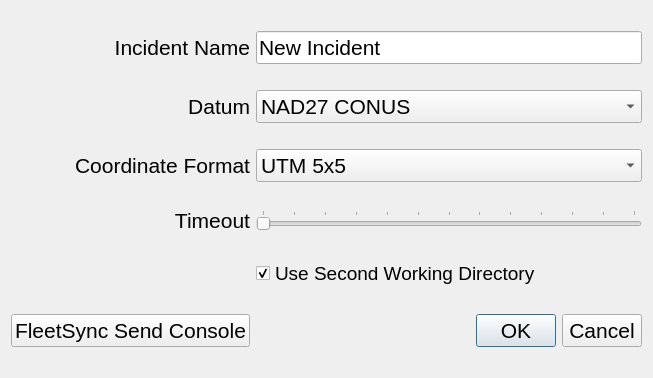
Qt form designer/options.ui (ncssar/radiolog) before a commit.
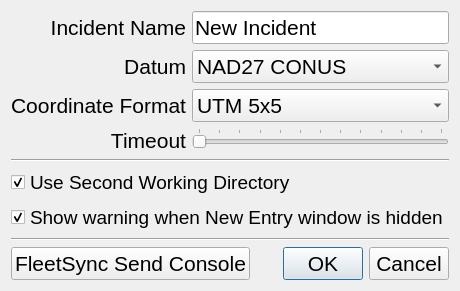
The same form after that commit.

What changed in the file:
```diff
--- a/designer/options.ui
+++ b/designer/options.ui
@@ -7,7 +7,7 @@
     <x>0</x>
     <y>0</y>
     <width>653</width>
-    <height>378</height>
+    <height>340</height>
    </rect>
   </property>
   <property name="font">
@@ -19,47 +19,15 @@
   <property name="windowTitle">
    <string>Options</string>
   </property>
-  <layout class="QGridLayout" name="gridLayout">
-   <item row="3" column="1">
-    <widget class="QSlider" name="timeoutField">
-     <property name="font">
-      <font>
-       <family>Segoe UI</family>
-       <pointsize>16</pointsize>
-      </font>
-     </property>
-     <property name="focusPolicy">
-      <enum>Qt::ClickFocus</enum>
+  <layout class="QVBoxLayout" name="verticalLayout">
+   <property name="sizeConstraint">
+    <enum>QLayout::SetFixedSize</enum>
+   </property>
+   <item>
+    <layout class="QFormLayout" name="formLayout">
+     <property name="labelAlignment">
+      <set>Qt::AlignRight|Qt::AlignTrailing|Qt::AlignVCenter</set>
      </property>
-     <property name="minimum">
-      <number>0</number>
-     </property>
-     <property name="maximum">
-      <number>12</number>
-     </property>
-     <property name="singleStep">
-      <number>1</number>
-     </property>
-     <property name="pageStep">
-      <number>2</number>
-     </property>
-     <property name="value">
-      <number>0</number>
-     </property>
-     <property name="tracking">
-      <bool>true</bool>
-     </property>
-     <property name="orientation">
-      <enum>Qt::Horizontal</enum>
-     </property>
-     <property name="tickPosition">
-      <enum>QSlider::TicksAbove</enum>
-     </property>
-     <property name="tickInterval">
-      <number>1</number>
-     </property>
-    </widget>
-   </item>
    <item row="0" column="0">
     <widget class="QLabel" name="label">
      <property name="font">
@@ -76,8 +44,8 @@
      </property>
     </widget>
    </item>
-   <item row="2" column="0">
-    <widget class="QLabel" name="label_4">
+     <item row="0" column="1">
+      <widget class="QLineEdit" name="incidentField">
      <property name="font">
       <font>
        <family>Segoe UI</family>
@@ -85,26 +53,7 @@
       </font>
      </property>
      <property name="text">
-      <string>Coordinate Format</string>
-     </property>
-     <property name="alignment">
-      <set>Qt::AlignRight|Qt::AlignTrailing|Qt::AlignVCenter</set>
-     </property>
-    </widget>
-   </item>
-   <item row="9" column="1">
-    <widget class="QDialogButtonBox" name="buttonBox">
-     <property name="font">
-      <font>
-       <family>Segoe UI</family>
-       <pointsize>16</pointsize>
-      </font>
-     </property>
-     <property name="orientation">
-      <enum>Qt::Horizontal</enum>
-     </property>
-     <property name="standardButtons">
-      <set>QDialogButtonBox::Cancel|QDialogButtonBox::Ok</set>
+        <string>New Incident</string>
      </property>
     </widget>
    </item>
@@ -147,6 +96,22 @@
      </item>
     </widget>
    </item>
+     <item row="2" column="0">
+      <widget class="QLabel" name="label_4">
+       <property name="font">
+        <font>
+         <family>Segoe UI</family>
+         <pointsize>16</pointsize>
+        </font>
+       </property>
+       <property name="text">
+        <string>Coordinate Format</string>
+       </property>
+       <property name="alignment">
+        <set>Qt::AlignRight|Qt::AlignTrailing|Qt::AlignVCenter</set>
+       </property>
+      </widget>
+     </item>
    <item row="2" column="1">
     <widget class="QComboBox" name="formatField">
      <property name="font">
@@ -185,7 +150,74 @@
      </item>
     </widget>
    </item>
-   <item row="8" column="1">
+     <item row="3" column="1">
+      <widget class="QSlider" name="timeoutField">
+       <property name="font">
+        <font>
+         <family>Segoe UI</family>
+         <pointsize>16</pointsize>
+        </font>
+       </property>
+       <property name="focusPolicy">
+        <enum>Qt::ClickFocus</enum>
+       </property>
+       <property name="minimum">
+        <number>0</number>
+       </property>
+       <property name="maximum">
+        <number>12</number>
+       </property>
+       <property name="singleStep">
+        <number>1</number>
+       </property>
+       <property name="pageStep">
+        <number>2</number>
+       </property>
+       <property name="value">
+        <number>0</number>
+       </property>
+       <property name="tracking">
+        <bool>true</bool>
+       </property>
+       <property name="orientation">
+        <enum>Qt::Horizontal</enum>
+       </property>
+       <property name="tickPosition">
+        <enum>QSlider::TicksAbove</enum>
+       </property>
+       <property name="tickInterval">
+        <number>1</number>
+       </property>
+      </widget>
+     </item>
+     <item row="3" column="0">
+      <widget class="QLabel" name="timeoutLabel">
+       <property name="font">
+        <font>
+         <family>Segoe UI</family>
+         <pointsize>16</pointsize>
+        </font>
+       </property>
+       <property name="text">
+        <string>Timeout</string>
+       </property>
+       <property name="alignment">
+        <set>Qt::AlignRight|Qt::AlignTrailing|Qt::AlignVCenter</set>
+       </property>
+      </widget>
+     </item>
+    </layout>
+   </item>
+   <item>
+    <layout class="QVBoxLayout" name="verticalLayout_2">
+     <item>
+      <widget class="Line" name="line">
+       <property name="orientation">
+        <enum>Qt::Horizontal</enum>
+       </property>
+      </widget>
+     </item>
+     <item>
     <widget class="QCheckBox" name="secondWorkingDirCheckBox">
      <property name="font">
       <font>
@@ -203,39 +235,36 @@
      </property>
     </widget>
    </item>
-   <item row="3" column="0">
-    <widget class="QLabel" name="timeoutLabel">
+     <item>
+      <widget class="QCheckBox" name="newEntryWarningCheckBox">
      <property name="font">
       <font>
-       <family>Segoe UI</family>
-       <pointsize>16</pointsize>
+         <pointsize>14</pointsize>
       </font>
      </property>
      <property name="text">
-      <string>Timeout</string>
-     </property>
-     <property name="alignment">
-      <set>Qt::AlignRight|Qt::AlignTrailing|Qt::AlignVCenter</set>
-     </property>
-    </widget>
-   </item>
-   <item row="0" column="1">
-    <widget class="QLineEdit" name="incidentField">
-     <property name="font">
-      <font>
-       <family>Segoe UI</family>
-       <pointsize>16</pointsize>
-      </font>
-     </property>
-     <property name="focusPolicy">
-      <enum>Qt::ClickFocus</enum>
-     </property>
-     <property name="text">
-      <string>New Incident</string>
-     </property>
-    </widget>
-   </item>
-   <item row="9" column="0">
+        <string>Show warning when New Entry window is hidden</string>
+       </property>
+       <property name="checked">
+        <bool>true</bool>
+       </property>
+       <property name="tristate">
+        <bool>false</bool>
+       </property>
+      </widget>
+     </item>
+     <item>
+      <widget class="Line" name="line_2">
+       <property name="orientation">
+        <enum>Qt::Horizontal</enum>
+       </property>
+      </widget>
+     </item>
+    </layout>
+   </item>
+   <item>
+    <layout class="QHBoxLayout" name="horizontalLayout">
+     <item>
     <widget class="QPushButton" name="fsSendButton">
      <property name="sizePolicy">
       <sizepolicy hsizetype="Minimum" vsizetype="Fixed">
@@ -254,6 +283,24 @@
      </property>
     </widget>
    </item>
+     <item>
+      <widget class="QDialogButtonBox" name="buttonBox">
+       <property name="font">
+        <font>
+         <family>Segoe UI</family>
+         <pointsize>16</pointsize>
+        </font>
+       </property>
+       <property name="orientation">
+        <enum>Qt::Horizontal</enum>
+       </property>
+       <property name="standardButtons">
+        <set>QDialogButtonBox::Cancel|QDialogButtonBox::Ok</set>
+       </property>
+      </widget>
+     </item>
+    </layout>
+   </item>
   </layout>
  </widget>
  <resources/>
```
Left out of the diff: 20 changed lines with no effect on the pictures. Lines whose indentation alone changed are shown as unchanged.
